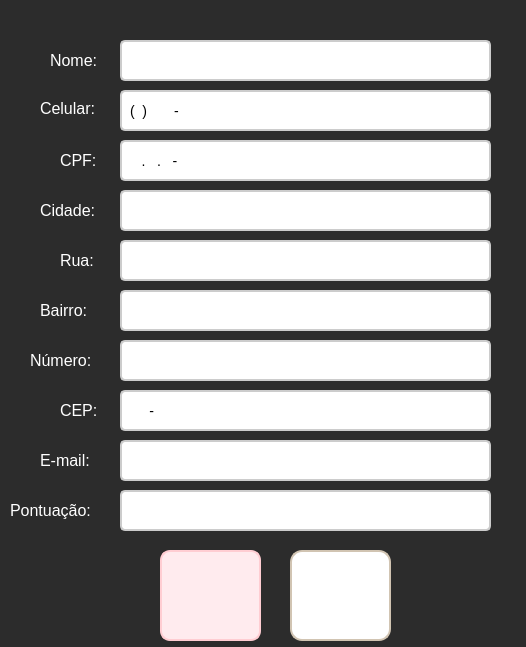
The window that Erp/Frames/frm_DadosCliente.ui (ArielAraujo18/ErpSistema) describes before a commit, drawn with Qt 5.
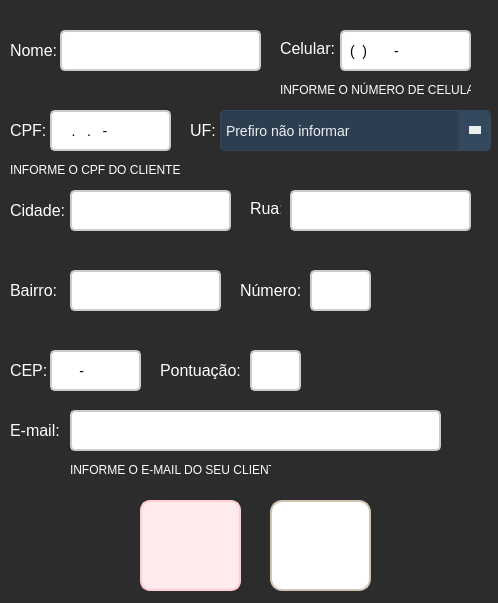
The same window after the commit. Icons and pictures are not drawn.

Diff of the .ui file:
```diff
--- a/Erp/Frames/frm_DadosCliente.ui
+++ b/Erp/Frames/frm_DadosCliente.ui
@@ -6,8 +6,8 @@
    <rect>
     <x>0</x>
     <y>0</y>
-    <width>526</width>
-    <height>647</height>
+    <width>498</width>
+    <height>603</height>
    </rect>
   </property>
   <property name="windowTitle">
@@ -22,8 +22,8 @@
   <widget class="QLabel" name="lbl_nome">
    <property name="geometry">
     <rect>
-     <x>50</x>
-     <y>50</y>
+     <x>10</x>
+     <y>40</y>
      <width>51</width>
      <height>21</height>
     </rect>
@@ -42,9 +42,9 @@
   <widget class="QLineEdit" name="txt_nome">
    <property name="geometry">
     <rect>
-     <x>120</x>
-     <y>40</y>
-     <width>371</width>
+     <x>60</x>
+     <y>30</y>
+     <width>201</width>
      <height>41</height>
     </rect>
    </property>
@@ -68,8 +68,8 @@
   <widget class="QLabel" name="lbl_celular">
    <property name="geometry">
     <rect>
-     <x>40</x>
-     <y>100</y>
+     <x>280</x>
+     <y>40</y>
      <width>61</width>
      <height>16</height>
     </rect>
@@ -88,8 +88,8 @@
   <widget class="QLabel" name="lbl_cpf">
    <property name="geometry">
     <rect>
-     <x>60</x>
-     <y>150</y>
+     <x>10</x>
+     <y>120</y>
      <width>41</width>
      <height>20</height>
     </rect>
@@ -108,9 +108,9 @@
   <widget class="QLineEdit" name="txt_celular">
    <property name="geometry">
     <rect>
-     <x>120</x>
-     <y>90</y>
-     <width>371</width>
+     <x>340</x>
+     <y>30</y>
+     <width>131</width>
      <height>41</height>
     </rect>
    </property>
@@ -137,9 +137,9 @@
   <widget class="QLineEdit" name="txt_cpf">
    <property name="geometry">
     <rect>
-     <x>120</x>
-     <y>140</y>
-     <width>371</width>
+     <x>50</x>
+     <y>110</y>
+     <width>121</width>
      <height>41</height>
     </rect>
    </property>
@@ -166,10 +166,10 @@
   <widget class="QLabel" name="lbl_Rua">
    <property name="geometry">
     <rect>
-     <x>60</x>
-     <y>250</y>
-     <width>41</width>
-     <height>20</height>
+     <x>250</x>
+     <y>200</y>
+     <width>31</width>
+     <height>16</height>
     </rect>
    </property>
    <property name="styleSheet">
@@ -186,9 +186,9 @@
   <widget class="QLineEdit" name="txt_Rua">
    <property name="geometry">
     <rect>
-     <x>120</x>
-     <y>240</y>
-     <width>371</width>
+     <x>290</x>
+     <y>190</y>
+     <width>181</width>
      <height>41</height>
     </rect>
    </property>
@@ -212,7 +212,7 @@
   <widget class="QLabel" name="lbl_cidade">
    <property name="geometry">
     <rect>
-     <x>40</x>
+     <x>10</x>
      <y>200</y>
      <width>61</width>
      <height>20</height>
@@ -232,9 +232,9 @@
   <widget class="QLineEdit" name="txt_cidade">
    <property name="geometry">
     <rect>
-     <x>120</x>
+     <x>70</x>
      <y>190</y>
-     <width>371</width>
+     <width>161</width>
      <height>41</height>
     </rect>
    </property>
@@ -258,9 +258,9 @@
   <widget class="QLabel" name="lbl_bairro">
    <property name="geometry">
     <rect>
-     <x>40</x>
-     <y>300</y>
-     <width>61</width>
+     <x>10</x>
+     <y>280</y>
+     <width>51</width>
      <height>21</height>
     </rect>
    </property>
@@ -278,9 +278,9 @@
   <widget class="QLineEdit" name="txt_bairro">
    <property name="geometry">
     <rect>
-     <x>120</x>
-     <y>290</y>
-     <width>371</width>
+     <x>70</x>
+     <y>270</y>
+     <width>151</width>
      <height>41</height>
     </rect>
    </property>
@@ -304,8 +304,8 @@
   <widget class="QLabel" name="lbl_cep">
    <property name="geometry">
     <rect>
-     <x>60</x>
-     <y>400</y>
+     <x>10</x>
+     <y>360</y>
      <width>41</width>
      <height>21</height>
     </rect>
@@ -324,9 +324,9 @@
   <widget class="QLineEdit" name="txt_cep">
    <property name="geometry">
     <rect>
-     <x>120</x>
-     <y>390</y>
-     <width>371</width>
+     <x>50</x>
+     <y>350</y>
+     <width>91</width>
      <height>41</height>
     </rect>
    </property>
@@ -353,9 +353,9 @@
   <widget class="QLineEdit" name="txt_Numero">
    <property name="geometry">
     <rect>
-     <x>120</x>
-     <y>340</y>
-     <width>371</width>
+     <x>310</x>
+     <y>270</y>
+     <width>61</width>
      <height>41</height>
     </rect>
    </property>
@@ -379,9 +379,9 @@
   <widget class="QLabel" name="lbl_Numero">
    <property name="geometry">
     <rect>
-     <x>30</x>
-     <y>350</y>
-     <width>71</width>
+     <x>240</x>
+     <y>280</y>
+     <width>61</width>
      <height>21</height>
     </rect>
    </property>
@@ -399,8 +399,8 @@
   <widget class="QLineEdit" name="txt_cidade_6">
    <property name="geometry">
     <rect>
-     <x>120</x>
-     <y>440</y>
+     <x>70</x>
+     <y>410</y>
      <width>371</width>
      <height>41</height>
     </rect>
@@ -428,9 +428,9 @@
   <widget class="QLabel" name="lbl_email">
    <property name="geometry">
     <rect>
-     <x>40</x>
-     <y>450</y>
-     <width>61</width>
+     <x>10</x>
+     <y>420</y>
+     <width>51</width>
      <height>21</height>
     </rect>
    </property>
@@ -447,13 +447,13 @@
   </widget>
   <widget class="QLineEdit" name="txt_cidade_7">
    <property name="enabled">
-    <bool>false</bool>
+    <bool>true</bool>
    </property>
    <property name="geometry">
     <rect>
-     <x>120</x>
-     <y>490</y>
-     <width>371</width>
+     <x>250</x>
+     <y>350</y>
+     <width>51</width>
      <height>41</height>
     </rect>
    </property>
@@ -480,9 +480,9 @@
   <widget class="QLabel" name="lbl_email_2">
    <property name="geometry">
     <rect>
-     <x>10</x>
-     <y>500</y>
-     <width>91</width>
+     <x>160</x>
+     <y>360</y>
+     <width>81</width>
      <height>21</height>
     </rect>
    </property>
@@ -500,8 +500,8 @@
   <widget class="QPushButton" name="btn_cadastrar">
    <property name="geometry">
     <rect>
-     <x>290</x>
-     <y>550</y>
+     <x>270</x>
+     <y>500</y>
      <width>101</width>
      <height>91</height>
     </rect>
@@ -540,8 +540,8 @@
   <widget class="QPushButton" name="btn_cancelar">
    <property name="geometry">
     <rect>
-     <x>160</x>
-     <y>550</y>
+     <x>140</x>
+     <y>500</y>
      <width>101</width>
      <height>91</height>
     </rect>
@@ -582,6 +582,340 @@
     <string/>
    </property>
   </widget>
+  <widget class="QLabel" name="lbl_celularT">
+   <property name="geometry">
+    <rect>
+     <x>280</x>
+     <y>80</y>
+     <width>191</width>
+     <height>20</height>
+    </rect>
+   </property>
+   <property name="styleSheet">
+    <string notr="true">QLabel {
+    font-size: 12px;
+    color: #FFFFFF;
+}
+</string>
+   </property>
+   <property name="text">
+    <string>INFORME O NÚMERO DE CELULAR</string>
+   </property>
+  </widget>
+  <widget class="QLabel" name="lbl_cpfT">
+   <property name="geometry">
+    <rect>
+     <x>10</x>
+     <y>160</y>
+     <width>191</width>
+     <height>20</height>
+    </rect>
+   </property>
+   <property name="styleSheet">
+    <string notr="true">QLabel {
+    font-size: 12px;
+    color: #FFFFFF;
+}
+</string>
+   </property>
+   <property name="text">
+    <string>INFORME O CPF DO CLIENTE</string>
+   </property>
+  </widget>
+  <widget class="QLabel" name="lbl_cpf_2">
+   <property name="geometry">
+    <rect>
+     <x>190</x>
+     <y>120</y>
+     <width>31</width>
+     <height>20</height>
+    </rect>
+   </property>
+   <property name="styleSheet">
+    <string notr="true">QLabel {
+    font-size: 16px;
+    color: #FFFFFF;
+}
+</string>
+   </property>
+   <property name="text">
+    <string>UF:</string>
+   </property>
+  </widget>
+  <widget class="QComboBox" name="comboSituacao">
+   <property name="geometry">
+    <rect>
+     <x>220</x>
+     <y>110</y>
+     <width>271</width>
+     <height>41</height>
+    </rect>
+   </property>
+   <property name="styleSheet">
+    <string notr="true">QComboBox {
+    background-color: #2c3e50;
+    color: #ecf0f1;
+    border: 1px solid #34495e;
+    border-radius: 5px;
+    padding: 5px;
+    font-size: 14px;
+    min-width: 100px;
+}
+
+QComboBox::drop-down {
+    subcontrol-origin: padding;
+    subcontrol-position: center right;
+    width: 30px;
+    border-left: 1px solid #34495e;
+    background-color: #34495e;
+    border-top-right-radius: 5px;
+    border-bottom-right-radius: 5px;
+}
+
+QComboBox::down-arrow {
+    width: 0px;
+    height: 0px;
+    border-left: 6px solid transparent;
+    border-right: 6px solid transparent;
+    border-top: 8px solid #ecf0f1;
+    margin: 4px;
+}
+
+QComboBox QAbstractItemView {
+    background-color: #34495e;
+    color: #ecf0f1;
+    selection-background-color: #1abc9c;
+    selection-color: #ffffff;
+    border: 1px solid #34495e;
+    border-radius: 5px;
+    outline: none;
+    min-width: 100px;
+}
+
+QComboBox QAbstractItemView::item {
+    padding: 10px;
+    font-size: 14px;
+}
+
+QComboBox QAbstractItemView::item:selected {
+    background-color: #1abc9c;
+}
+
+QComboBox QAbstractItemView::item:hover {
+    background-color: #16a085;
+}
+
+/* Barra de rolagem vertical personalizada */
+QScrollBar:vertical {
+    border: none;
+    background: #2c3e50;
+    width: 10px;
+    border-radius: 5px;
+}
+
+QScrollBar::handle:vertical {
+    background: #1abc9c;
+    border-radius: 5px;
+}
+
+QScrollBar::handle:vertical:hover {
+    background: #16a085;
+}
+
+QScrollBar::add-line:vertical, QScrollBar::sub-line:vertical {
+    background: none;
+    border: none;
+}
+
+QScrollBar::up-arrow:vertical, QScrollBar::down-arrow:vertical {
+    border: none;
+    background: none;
+}
+
+/* Barra de rolagem horizontal personalizada */
+QScrollBar:horizontal {
+    border: none;
+    background: #2c3e50;
+    height: 10px;
+    border-radius: 5px;
+}
+
+QScrollBar::handle:horizontal {
+    background: #1abc9c;
+    border-radius: 5px;
+}
+
+QScrollBar::handle:horizontal:hover {
+    background: #16a085;
+}
+
+QScrollBar::add-line:horizontal, QScrollBar::sub-line:horizontal {
+    background: none;
+    border: none;
+}
+
+QScrollBar::left-arrow:horizontal, QScrollBar::right-arrow:horizontal {
+    border: none;
+    background: none;
+}
+</string>
+   </property>
+   <item>
+    <property name="text">
+     <string>Prefiro não informar</string>
+    </property>
+   </item>
+   <item>
+    <property name="text">
+     <string>Acre (AC)</string>
+    </property>
+   </item>
+   <item>
+    <property name="text">
+     <string>Alagoas (AL)</string>
+    </property>
+   </item>
+   <item>
+    <property name="text">
+     <string>Amapá (AP)</string>
+    </property>
+   </item>
+   <item>
+    <property name="text">
+     <string>Amazonas (AM)</string>
+    </property>
+   </item>
+   <item>
+    <property name="text">
+     <string>Bahia (BA)</string>
+    </property>
+   </item>
+   <item>
+    <property name="text">
+     <string>Ceará (CE)</string>
+    </property>
+   </item>
+   <item>
+    <property name="text">
+     <string>Espírito Santo (ES)</string>
+    </property>
+   </item>
+   <item>
+    <property name="text">
+     <string>Goiás (GO)</string>
+    </property>
+   </item>
+   <item>
+    <property name="text">
+     <string>Maranhão (MA)</string>
+    </property>
+   </item>
+   <item>
+    <property name="text">
+     <string>Mato Grosso (MT)</string>
+    </property>
+   </item>
+   <item>
+    <property name="text">
+     <string>Mato Grosso do Sul (MS)</string>
+    </property>
+   </item>
+   <item>
+    <property name="text">
+     <string>Minas Gerais (MG)</string>
+    </property>
+   </item>
+   <item>
+    <property name="text">
+     <string>Pará (PA)</string>
+    </property>
+   </item>
+   <item>
+    <property name="text">
+     <string>Paraíba (PB)</string>
+    </property>
+   </item>
+   <item>
+    <property name="text">
+     <string>Paraná (PR)</string>
+    </property>
+   </item>
+   <item>
+    <property name="text">
+     <string>Pernambuco (PE)</string>
+    </property>
+   </item>
+   <item>
+    <property name="text">
+     <string>Piauí (PI)</string>
+    </property>
+   </item>
+   <item>
+    <property name="text">
+     <string>Rio de Janeiro (RJ)</string>
+    </property>
+   </item>
+   <item>
+    <property name="text">
+     <string>Rio Grande do Norte (RN)</string>
+    </property>
+   </item>
+   <item>
+    <property name="text">
+     <string>Rio Grande do Sul (RS)</string>
+    </property>
+   </item>
+   <item>
+    <property name="text">
+     <string>Rondônia (RO)</string>
+    </property>
+   </item>
+   <item>
+    <property name="text">
+     <string>Roraima (RR)</string>
+    </property>
+   </item>
+   <item>
+    <property name="text">
+     <string>Santa Catarina (SC)</string>
+    </property>
+   </item>
+   <item>
+    <property name="text">
+     <string>São Paulo (SP)</string>
+    </property>
+   </item>
+   <item>
+    <property name="text">
+     <string>Sergipe (SE)</string>
+    </property>
+   </item>
+   <item>
+    <property name="text">
+     <string>Tocantins (TO)</string>
+    </property>
+   </item>
+  </widget>
+  <widget class="QLabel" name="lbl_EmailT">
+   <property name="geometry">
+    <rect>
+     <x>70</x>
+     <y>460</y>
+     <width>201</width>
+     <height>20</height>
+    </rect>
+   </property>
+   <property name="styleSheet">
+    <string notr="true">QLabel {
+    font-size: 12px;
+    color: #FFFFFF;
+}
+</string>
+   </property>
+   <property name="text">
+    <string>INFORME O E-MAIL DO SEU CLIENTE</string>
+   </property>
+  </widget>
  </widget>
  <resources>
   <include location="../Img/icon_add.qrc"/>
```
Left out of the diff: 4 changed lines with no effect on the pictures.
